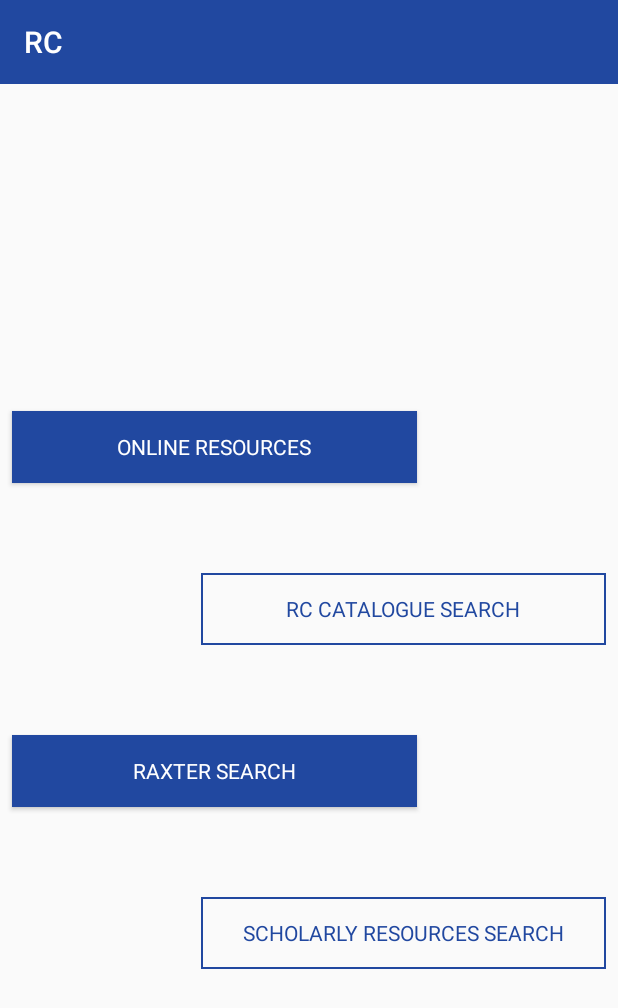
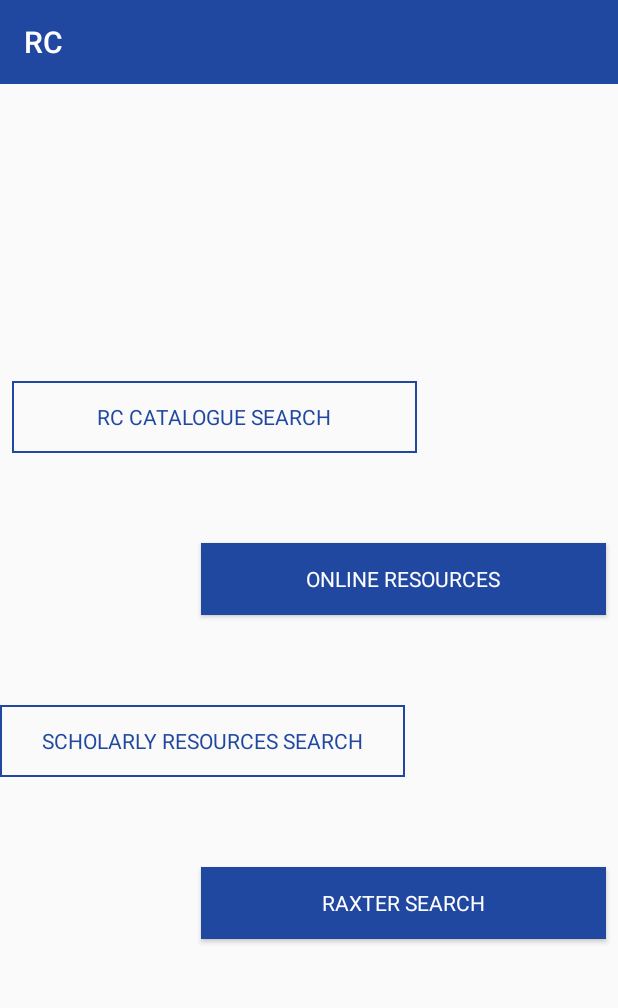
Before and after one commit to smitdetroja96/RCTMP, an Android app: the IntermediateActivity screen opened directly, with no data from a screen before it, on a phone screen of 412 x 824 dp. Shown: the top 1008 px of the screen. Run offline under Robolectric (Android 15) with nearby library versions, the phone set to English and light mode, and no system bars.

Commit message:
Modified Intermediate Activity Layout

```diff
--- a/app/src/main/java/com/example/rctmp/MainActivity.java
+++ b/app/src/main/java/com/example/rctmp/MainActivity.java
@@ -59,7 +59,7 @@
                             msg = "NO";
                         }
                         Log.d("TAG", msg);
-                        Toast.makeText(MainActivity.this, msg, Toast.LENGTH_SHORT).show();
+                        //Toast.makeText(MainActivity.this, msg, Toast.LENGTH_SHORT).show();
                     }
                 });
 
--- a/app/src/main/res/layout/activity_intermediate.xml
+++ b/app/src/main/res/layout/activity_intermediate.xml
@@ -32,9 +32,10 @@
                 android:id="@+id/bt_web_search"
                 android:layout_width="270dp"
                 android:layout_height="wrap_content"
-                android:layout_alignParentLeft="true"
+                android:layout_below="@id/bt_book_search"
+                android:layout_alignParentRight="true"
                 android:layout_marginStart="8dp"
-                android:layout_marginTop="70dp"
+                android:layout_marginTop="30dp"
                 android:layout_marginEnd="8dp"
                 android:layout_marginBottom="30dp"
                 android:background="@drawable/button_background"
@@ -47,8 +48,7 @@
                 android:id="@+id/bt_book_search"
                 android:layout_width="270dp"
                 android:layout_height="wrap_content"
-                android:layout_below="@+id/bt_web_search"
-                android:layout_alignParentRight="true"
+                android:layout_alignParentLeft="true"
                 android:layout_marginStart="8dp"
                 android:layout_marginTop="30dp"
                 android:layout_marginEnd="8dp"
@@ -64,8 +64,8 @@
                 android:id="@+id/bt_raxter_search"
                 android:layout_width="270dp"
                 android:layout_height="wrap_content"
-                android:layout_below="@id/bt_book_search"
-                android:layout_alignParentLeft="true"
+                android:layout_below="@id/bt_scholar_search"
+                android:layout_alignParentRight="true"
                 android:layout_marginStart="8dp"
                 android:layout_marginTop="30dp"
                 android:layout_marginEnd="8dp"
@@ -82,8 +82,8 @@
                 android:id="@+id/bt_scholar_search"
                 android:layout_width="270dp"
                 android:layout_height="wrap_content"
-                android:layout_below="@id/bt_raxter_search"
-                android:layout_alignParentRight="true"
+                android:layout_below="@id/bt_web_search"
+                android:layout_alignParentLeft="true"
                 android:layout_marginTop="30dp"
                 android:layout_marginEnd="8dp"
                 android:layout_marginBottom="30dp"
```
